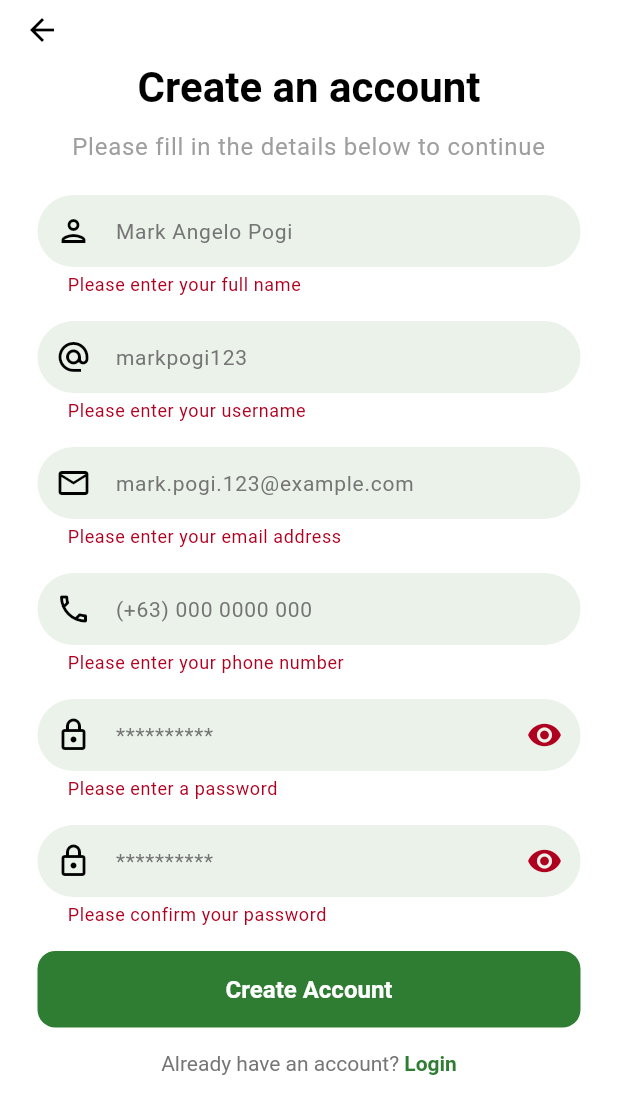
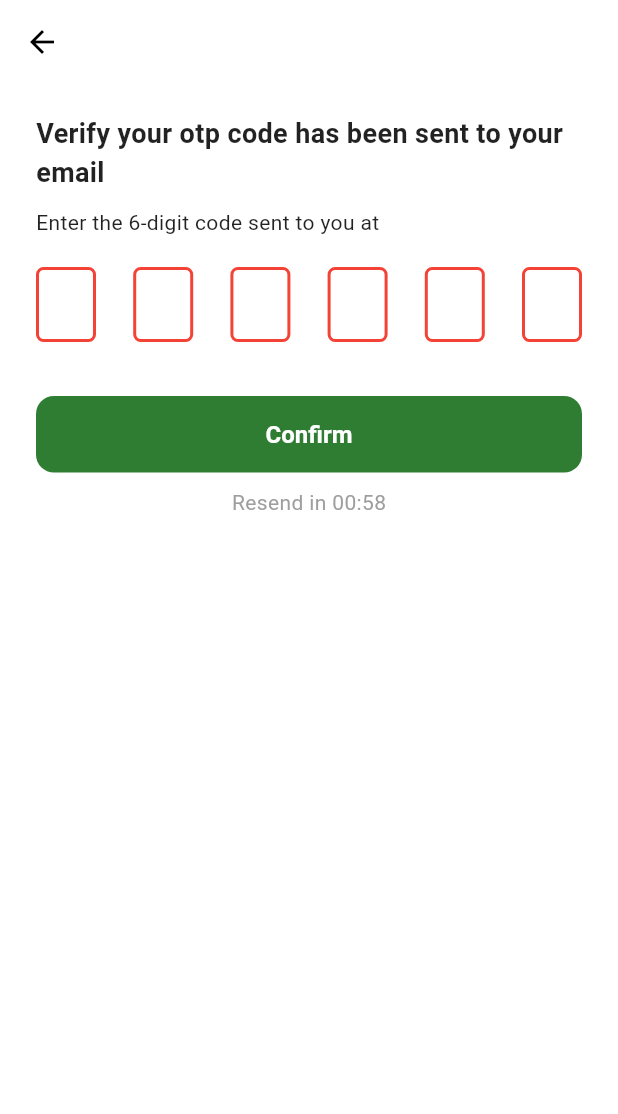
Before and after one commit to akosikhada/Q-TALK, a Flutter app: the SignupScreen screen opened directly, after a tap on "Create Account", on a phone screen of 412 x 824 dp. Shown: the top 1114 px of the screen. Run offline on Flutter 3.47's test engine with Material 3 defaults, Android fonts, the light colour scheme and no system bars; drawn by our look-alikes of pin_code_fields.

Commit message:
login with email verification

```diff
--- a/lib/presentation/screens/auth/signup_screen.dart
+++ b/lib/presentation/screens/auth/signup_screen.dart
@@ -3,6 +3,8 @@ import 'package:flutter/material.dart';
 import 'package:q_talk/core/common/custom_button.dart';
 import 'package:q_talk/core/common/custom_text_field.dart';
 import 'package:q_talk/presentation/screens/auth/login_screen.dart';
+import 'package:q_talk/presentation/screens/auth/verification.dart';
+
 
 class SignupScreen extends StatefulWidget {
   const SignupScreen({super.key});
@@ -28,98 +30,15 @@ class _SignupScreenState extends State<SignupScreen> {
   bool _isPasswordVisible = false;
   bool _isConfirmPasswordVisible = false;
 
-  // Focus nodes
-  final _nameFocus = FocusNode();
-  final _usernameFocus = FocusNode();
-  final _emailFocus = FocusNode();
-  final _phoneFocus = FocusNode();
-  final _passwordFocus = FocusNode();
-  final _confirmPasswordFocus = FocusNode();
-
   @override
   void dispose() {
-    // Dispose controllers to prevent memory leaks
     emailController.dispose();
     nameController.dispose();
     usernameController.dispose();
     phoneController.dispose();
     passwordController.dispose();
     confirmPasswordController.dispose();
-
-    // Dispose focus nodes to prevent memory leaks
-    _nameFocus.dispose();
-    _usernameFocus.dispose();
-    _emailFocus.dispose();
-    _phoneFocus.dispose();
-    _passwordFocus.dispose();
-    _confirmPasswordFocus.dispose();
-
     super.dispose();
-  }
-
-  // Validation methods
-  String? _validateName(String? value) {
-    if (value == null || value.isEmpty) {
-      return 'Please enter your full name';
-    }
-    return null;
-  }
-
-  String? _validateUsername(String? value) {
-    if (value == null || value.isEmpty) {
-      return 'Please enter your username';
-    }
-    return null;
-  }
-
-  String? _validateEmail(String? value) {
-    if (value == null || value.isEmpty) {
-      return 'Please enter your email address';
-    }
-
-    final emailRegex = RegExp(r'^[\w-\.]+@([\w-]+\.)+[\w-]{2,4}$');
-    if (!emailRegex.hasMatch(value)) {
-      return 'Please enter a valid email address (e.g., example@email.com)';
-    }
-
-    return null;
-  }
-
-  String? _validatePassword(String? value) {
-    if (value == null || value.isEmpty) {
-      return 'Please enter a password';
-    }
-
-    if (value.length < 6) {
-      return 'Password must be at least 6 characters long';
-    }
-
-    return null;
-  }
-
-  String? _validateConfirmPassword(String? value) {
-    if (value == null || value.isEmpty) {
-      return 'Please confirm your password';
-    }
-
-    if (value != passwordController.text) {
-      return 'Passwords do not match';
-    }
-
-    return null;
-  }
-
-  String? _validatePhone(String? value) {
-    if (value == null || value.isEmpty) {
-      return 'Please enter your phone number';
-    }
-
-    final phoneRegex = RegExp(r'^\+?[\d\s-]{10,}$');
-    if (!phoneRegex.hasMatch(value)) {
-      return 'Please enter a valid phone number';
-    }
-
-    return null;
   }
 
   @override
@@ -148,7 +67,6 @@ class _SignupScreenState extends State<SignupScreen> {
                     fontWeight: FontWeight.bold,
                   ),
                 ),
-
                 const SizedBox(height: 10),
 
                 // Subtitle
@@ -159,59 +77,44 @@ class _SignupScreenState extends State<SignupScreen> {
                   ).textTheme.bodyLarge?.copyWith(color: Colors.grey),
                   textAlign: TextAlign.center,
                 ),
-
                 const SizedBox(height: 20),
 
                 // Full Name field
                 CustomTextField(
                   controller: nameController,
-                  focusNode: _nameFocus,
                   hintText: "Mark Angelo Pogi",
-                  validator: _validateName,
                   prefixIcon: const Icon(Icons.person_outlined),
                 ),
-
                 const SizedBox(height: 16),
 
                 // Username field
                 CustomTextField(
                   controller: usernameController,
-                  focusNode: _usernameFocus,
                   hintText: "markpogi123",
-                  validator: _validateUsername,
                   prefixIcon: const Icon(Icons.alternate_email_outlined),
                 ),
-
                 const SizedBox(height: 16),
 
                 // Email field
                 CustomTextField(
                   controller: emailController,
-                  focusNode: _emailFocus,
                   hintText: "mark.pogi.123@example.com",
-                  validator: _validateEmail,
                   prefixIcon: const Icon(Icons.email_outlined),
                 ),
-
                 const SizedBox(height: 16),
 
                 // Phone field
                 CustomTextField(
                   controller: phoneController,
-                  focusNode: _phoneFocus,
                   hintText: "(+63) 000 0000 000",
-                  validator: _validatePhone,
                   prefixIcon: const Icon(Icons.phone_outlined),
                 ),
-
                 const SizedBox(height: 16),
 
                 // Password field
                 CustomTextField(
                   controller: passwordController,
-                  focusNode: _passwordFocus,
                   hintText: "**********",
-                  validator: _validatePassword,
                   obscureText: !_isPasswordVisible,
                   prefixIcon: const Icon(Icons.lock_outlined),
                   suffixIcon: IconButton(
@@ -227,15 +130,12 @@ class _SignupScreenState extends State<SignupScreen> {
                     ),
                   ),
                 ),
-
                 const SizedBox(height: 16),
 
                 // Confirm Password field
                 CustomTextField(
                   controller: confirmPasswordController,
-                  focusNode: _confirmPasswordFocus,
                   hintText: "**********",
-                  validator: _validateConfirmPassword,
                   obscureText: !_isConfirmPasswordVisible,
                   prefixIcon: const Icon(Icons.lock_outlined),
                   suffixIcon: IconButton(
@@ -251,21 +151,78 @@ class _SignupScreenState extends State<SignupScreen> {
                     ),
                   ),
                 ),
-
                 const SizedBox(height: 16),
 
                 // Create Account button
                 CustomButton(
                   onPressed: () {
-                    // Hide keyboard
                     FocusScope.of(context).unfocus();
-
-                    // Validate form before proceeding
                     if (_formKey.currentState?.validate() ?? false) {
-                      // TODO: Implement account creation logic
+                      Navigator.push(
+                        context,
+                        MaterialPageRoute(
+                          builder: (context) => const VerificationScreen(),
+                        ),
+                      );
                     }
                   },
                   text: "Create Account",
+                ),
+
+                const SizedBox(height: 16),
+
+                // Divider with text "or sign in with Google"
+                Row(
+                  children: [
+                    Expanded(
+                      child: Divider(color: Colors.grey[400], thickness: 1),
+                    ),
+                    Padding(
+                      padding: const EdgeInsets.symmetric(horizontal: 8.0),
+                      child: Text(
+                        "or sign in with",
+                        style: TextStyle(color: Colors.grey[600]),
+                      ),
+                    ),
+                    Expanded(
+                      child: Divider(color: Colors.grey[400], thickness: 1),
+                    ),
+                  ],
+                ),
+
+                const SizedBox(height: 16),
+
+                // Google Sign-In Button
+                OutlinedButton(
+                  onPressed: () {
+                    // TODO: Implement Google sign-in logic
+                  },
+                  style: OutlinedButton.styleFrom(
+                    backgroundColor: Colors.white,
+                    side: const BorderSide(
+                      color: Colors.grey,
+                      width: 2,
+                    ), // Thicker border
+                    padding: const EdgeInsets.symmetric(vertical: 12),
+                    shape: RoundedRectangleBorder(
+                      borderRadius: BorderRadius.circular(8),
+                    ),
+                  ),
+                  child: Row(
+                    mainAxisAlignment: MainAxisAlignment.center,
+                    children: [
+                      Image.asset('lib/assets/google.png', height: 24),
+                      const SizedBox(width: 10),
+                      const Text(
+                        "Sign in with Google",
+                        style: TextStyle(
+                          fontSize: 16,
+                          fontWeight: FontWeight.bold,
+                          color: Colors.black,
+                        ),
+                      ),
+                    ],
+                  ),
                 ),
 
                 const SizedBox(height: 16),
--- /dev/null
+++ b/lib/presentation/screens/auth/verification.dart
@@ -0,0 +1,109 @@
+import 'package:flutter/material.dart';
+import 'package:pin_code_fields/pin_code_fields.dart';
+import 'package:q_talk/presentation/screens/auth/success.dart';
+
+
+class VerificationScreen extends StatefulWidget {
+  const VerificationScreen({super.key});
+
+  @override
+  State<VerificationScreen> createState() => _VerificationScreenState();
+}
+
+class _VerificationScreenState extends State<VerificationScreen> {
+  TextEditingController otpController = TextEditingController();
+  bool isError = false;
+  String correctOTP = "627415"; // Replace with actual OTP logic
+  int resendTime = 58;
+
+  @override
+  void dispose() {
+    otpController.dispose();
+    super.dispose();
+  }
+
+  void verifyOTP() {
+    if (otpController.text == correctOTP) {
+      Navigator.pushReplacement(
+        context,
+        MaterialPageRoute(builder: (context) => const SuccessScreen()),
+      );
+    } else {
+      setState(() {
+        isError = true;
+      });
+    }
+  }
+
+  @override
+  Widget build(BuildContext context) {
+    return Scaffold(
+      appBar: AppBar(
+        leading: IconButton(
+          icon: const Icon(Icons.arrow_back),
+          onPressed: () => Navigator.pop(context),
+        ),
+        elevation: 0,
+        backgroundColor: Colors.transparent,
+      ),
+      body: Padding(
+        padding: const EdgeInsets.symmetric(horizontal: 24.0),
+        child: Column(
+          crossAxisAlignment: CrossAxisAlignment.start,
+          children: [
+            if (isError)
+              Container(
+                padding: const EdgeInsets.all(8),
+                color: Colors.red.shade100,
+                child: const Text(
+                  "\u26A0 incorrect verification code",
+                  style: TextStyle(color: Colors.red, fontWeight: FontWeight.bold),
+                ),
+              ),
+            const SizedBox(height: 20),
+            const Text(
+              "Verify your otp code has been sent to your email",
+              style: TextStyle(fontSize: 18, fontWeight: FontWeight.bold),
+            ),
+            const SizedBox(height: 10),
+            const Text("Enter the 6-digit code sent to you at"),
+            const SizedBox(height: 20),
+            PinCodeTextField(
+              appContext: context,
+              length: 6,
+              controller: otpController,
+              keyboardType: TextInputType.number,
+              autoDismissKeyboard: true,
+              onChanged: (value) {},
+              pinTheme: PinTheme(
+                shape: PinCodeFieldShape.box,
+                borderRadius: BorderRadius.circular(5),
+                fieldHeight: 50,
+                fieldWidth: 40,
+                activeFillColor: Colors.white,
+                selectedFillColor: Colors.white,
+                inactiveFillColor: Colors.white,
+              ),
+            ),
+            const SizedBox(height: 20),
+            ElevatedButton(
+              onPressed: verifyOTP,
+              style: ElevatedButton.styleFrom(
+                backgroundColor: Color(0xFF2E7D32),
+                minimumSize: const Size(double.infinity, 50),
+              ),
+              child: const Text("Confirm", style: TextStyle(color: Colors.white)),
+            ),
+            const SizedBox(height: 10),
+            Center(
+              child: Text(
+                "Resend in 00:${resendTime.toString().padLeft(2, '0')}",
+                style: const TextStyle(color: Colors.grey),
+              ),
+            ),
+          ],
+        ),
+      ),
+    );
+  }
+}
--- a/pubspec.yaml
+++ b/pubspec.yaml
@@ -34,6 +34,7 @@ dependencies:
   # The following adds the Cupertino Icons font to your application.
   # Use with the CupertinoIcons class for iOS style icons.
   cupertino_icons: ^1.0.8
+  pin_code_fields: ^8.0.1
 
 dev_dependencies:
   flutter_test:
```
Also changed, not shown: lib/presentation/screens/auth/chat.dart (added, +212 -0 lines), lib/presentation/screens/auth/login_screen.dart (+7 -0 lines), lib/presentation/screens/auth/success.dart (added, +63 -0 lines), lib/assets/google.png (added), lib/assets/profile.png (added), lib/assets/profile2.png (added), lib/assets/profile3.png (added), lib/assets/profile4.png (added), pubspec.lock, 7 other files.
